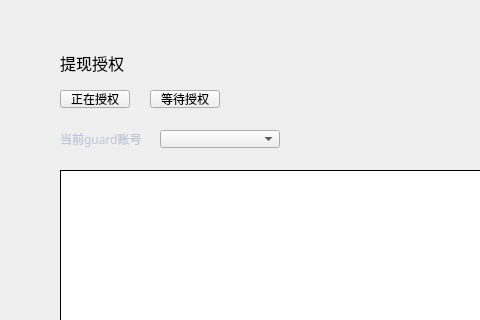
This is LNKWallet/guard/WithdrawConfirmPage.ui in HcashOrg/hx-indicator as Qt 5 draws it before an edit; both pictures show x 0 to 480 and y 0 to 320 of the 770 by 510 pixel window. The edited form follows.
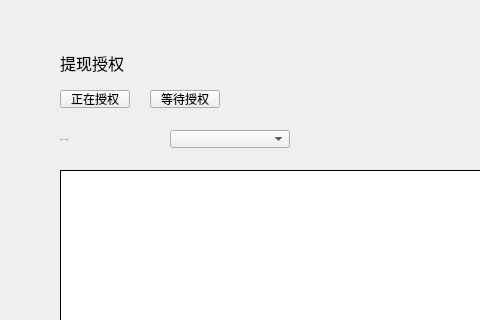
This is the edited form.

Patch:
```diff
--- a/LNKWallet/guard/WithdrawConfirmPage.ui
+++ b/LNKWallet/guard/WithdrawConfirmPage.ui
@@ -158,7 +158,7 @@
   <widget class="QComboBox" name="accountComboBox">
    <property name="geometry">
     <rect>
-     <x>160</x>
+     <x>170</x>
      <y>130</y>
      <width>120</width>
      <height>18</height>
@@ -183,20 +183,25 @@
     <rect>
      <x>60</x>
      <y>130</y>
-     <width>100</width>
+     <width>110</width>
      <height>18</height>
     </rect>
    </property>
    <property name="font">
     <font>
-     <family>微软雅黑</family>
+     <family>Microsoft YaHei UI Light</family>
+     <pointsize>-1</pointsize>
+     <weight>50</weight>
+     <italic>false</italic>
+     <bold>false</bold>
     </font>
    </property>
    <property name="styleSheet">
-    <string notr="true">color: rgb(192, 196, 212);</string>
+    <string notr="true">QLabel{color: rgb(137,129,161);
+font: 11px &quot;Microsoft YaHei UI Light&quot;;}</string>
    </property>
    <property name="text">
-    <string>当前guard账号</string>
+    <string>当前SENATOR账号</string>
    </property>
    <property name="alignment">
     <set>Qt::AlignLeading|Qt::AlignLeft|Qt::AlignVCenter</set>
```
